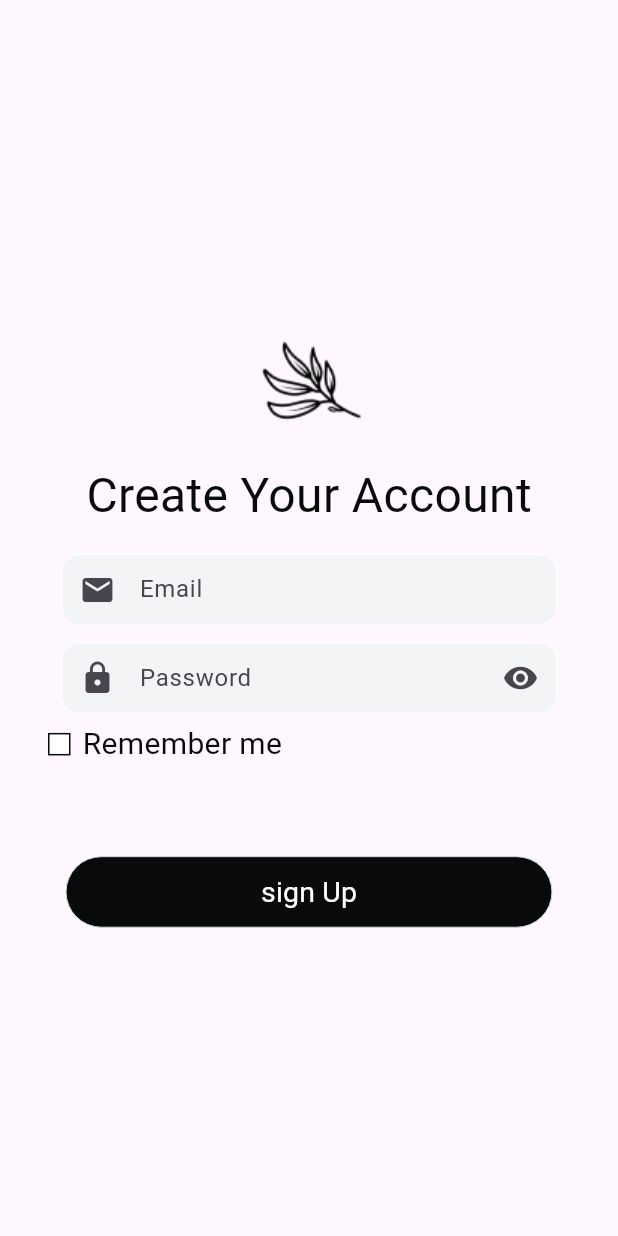
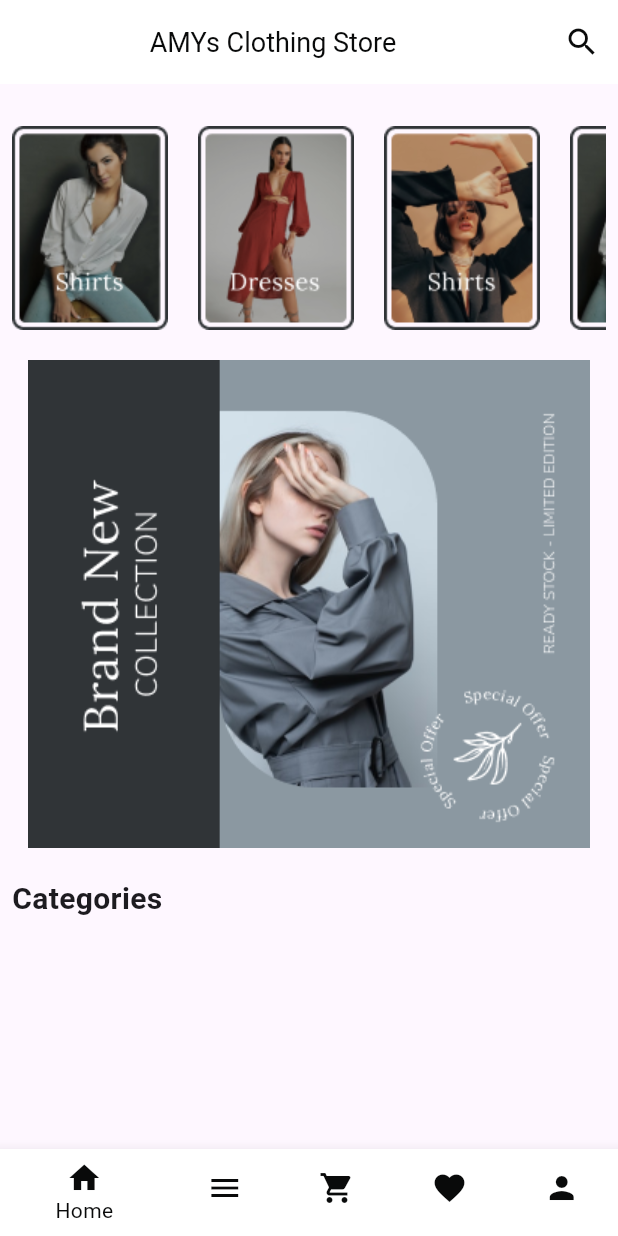
Before and after one commit to raji2004/sen331_project, a Flutter app: the screen it shows after launch, on a phone screen of 412 x 824 dp. Run offline on Flutter 3.47's test engine with Material 3 defaults, Android fonts, the phone set to English and light mode, and no system bars; our stand-ins replace pin_code_fields; Roboto replaces fonts that are missing (Satoshi).

Commit message:
home page in progress

```diff
--- a/lib/main.dart
+++ b/lib/main.dart
@@ -1,6 +1,7 @@
 import 'package:flutter/material.dart';
 
 import 'pages/pages.dart';
+import 'widget/widget.dart';
 
 void main() {
   runApp(const MainApp());
@@ -12,7 +13,7 @@ class MainApp extends StatelessWidget {
   @override
   Widget build(BuildContext context) {
     return const MaterialApp(
-      home: LoginPage(),
+      home: BottomNavBar(),
       debugShowCheckedModeBanner: false,
     );
   }
--- /dev/null
+++ b/lib/pages/home_page.dart
@@ -0,0 +1,76 @@
+import 'package:flutter/material.dart';
+import '../widget/widget.dart';
+import '../utils/utils.dart';
+
+class Home extends StatelessWidget {
+  const Home({super.key});
+  @override
+  Widget build(BuildContext context) {
+    return Scaffold(
+      appBar: AppBar(
+        title: const Center(child: MyText('AMYs Clothing Store')),
+        backgroundColor: Primary.white,
+        actions: [
+          IconButton(
+            icon: const Icon(Icons.search),
+            onPressed: () {},
+            color: Primary.black,
+          ),
+        ],
+        shadowColor: Primary.white,
+      ),
+      body: const Padding(
+        padding: EdgeInsets.all(8.0),
+        child: SingleChildScrollView(
+          child: Column(
+            crossAxisAlignment: CrossAxisAlignment.center,
+            children: [
+              SizedBox(height: 20),
+              Categories(),
+              SizedBox(height: 20),
+              Image(image: AssetImage('assets/img/hero.png')),
+              SizedBox(height: 20),
+              Heading(text: "Categories")
+            ],
+          ),
+        ),
+      ),
+    );
+  }
+}
+
+class Categories extends StatelessWidget {
+  const Categories({
+    super.key,
+  });
+
+  @override
+  Widget build(BuildContext context) {
+    return const SingleChildScrollView(
+      scrollDirection: Axis.horizontal,
+      child: Row(
+        children: [
+          Image(image: AssetImage('assets/img/cloth1.png')),
+          SizedBox(width: 20),
+          Image(image: AssetImage('assets/img/cloth2.png')),
+          SizedBox(width: 20),
+          Image(image: AssetImage('assets/img/cloth3.png')),
+          SizedBox(width: 20),
+          Image(image: AssetImage('assets/img/cloth1.png')),
+          SizedBox(width: 20),
+          Image(image: AssetImage('assets/img/cloth3.png')),
+          SizedBox(width: 20),
+          Image(image: AssetImage('assets/img/cloth1.png')),
+          SizedBox(width: 20),
+          Image(image: AssetImage('assets/img/cloth3.png')),
+          SizedBox(width: 20),
+          Image(image: AssetImage('assets/img/cloth1.png')),
+          SizedBox(width: 20),
+          Image(image: AssetImage('assets/img/cloth3.png')),
+          Image(image: AssetImage('assets/img/cloth1.png')),
+          SizedBox(width: 20),
+        ],
+      ),
+    );
+  }
+}
--- a/lib/pages/login_page.dart
+++ b/lib/pages/login_page.dart
@@ -38,7 +38,16 @@ class LoginPage extends StatelessWidget {
                 child: CheckBox("Remember me"),
               ),
               const SizedBox(height: 60),
-              Button(text: "sign Up", onPressed: () {},backgroundColor: Primary.black,),
+              Button(
+                text: "sign Up",
+                onPressed: () {
+                  Navigator.push(
+                  context,
+                  MaterialPageRoute(builder: (context) => const BottomNavBar()),
+                );
+                },
+                backgroundColor: Primary.black,
+              ),
             ],
           ),
         ),
--- a/lib/pages/pages.dart
+++ b/lib/pages/pages.dart
@@ -1,2 +1,3 @@
 export './registration_page.dart';
 export './login_page.dart';
+export './home_page.dart';
--- a/lib/pages/registration_page.dart
+++ b/lib/pages/registration_page.dart
@@ -1,6 +1,7 @@
 import 'package:flutter/material.dart';
 import '../widget/widget.dart';
 import '../utils/utils.dart';
+import './login_page.dart';
 
 class RegistrationPage extends StatelessWidget {
   const RegistrationPage({
@@ -56,7 +57,12 @@ class RegistrationPage extends StatelessWidget {
             const SizedBox(height: 30),
             Button(
               text: "sign in with us",
-              onPressed: () {},
+              onPressed: () {
+                Navigator.push(
+                  context,
+                  MaterialPageRoute(builder: (context) => const LoginPage()),
+                );
+              },
               backgroundColor: Primary.black,
               horizontal: 110,
             )
--- /dev/null
+++ b/lib/widget/bottom_nav_bar.dart
@@ -0,0 +1,87 @@
+import 'package:flutter/material.dart';
+import '../utils/utils.dart';
+import '../pages/pages.dart';
+
+class BottomNavBar extends StatefulWidget {
+  const BottomNavBar({super.key});
+  @override
+  State<BottomNavBar> createState() => _BottomNavBarState();
+}
+
+class _BottomNavBarState extends State<BottomNavBar> {
+  int _selectedIndex = 0;
+  static const List<Widget> _pages = <Widget>[
+   Home(),
+    Text('Search Page',
+        style: TextStyle(fontSize: 35, fontWeight: FontWeight.bold)),
+    Text('Cart Page',
+        style: TextStyle(fontSize: 35, fontWeight: FontWeight.bold)),
+    Text('Favourite Page',
+        style: TextStyle(fontSize: 35, fontWeight: FontWeight.bold)),
+    Text('Profile Page',
+        style: TextStyle(fontSize: 35, fontWeight: FontWeight.bold)),
+  ];
+
+  void _onItemTap(int index) {
+    setState(() {
+      _selectedIndex = index;
+    });
+  }
+
+  @override
+  Widget build(BuildContext context) {
+    return Scaffold(
+      body: Center(
+        child: _pages.elementAt(_selectedIndex),
+      ),
+      bottomNavigationBar: BottomNavigationBar(
+        backgroundColor: Primary.black,
+        items: const <BottomNavigationBarItem>[
+          BottomNavigationBarItem(
+            icon: Icon(
+              Icons.home,
+              color: Primary.black,
+            ),
+            label: 'Home',
+            backgroundColor: Primary.white,
+          ),
+          BottomNavigationBarItem(
+            icon: Icon(
+              Icons.menu,
+              color: Primary.black,
+            ),
+            label: 'Catalog',
+            backgroundColor: Primary.white,
+          ),
+          BottomNavigationBarItem(
+            icon: Icon(
+              Icons.shopping_cart,
+              color: Primary.black,
+            ),
+            label: 'Cart',
+            backgroundColor: Primary.white,
+          ),
+          BottomNavigationBarItem(
+            icon: Icon(
+              Icons.favorite,
+              color: Primary.black,
+            ),
+            label: 'Favorite',
+            backgroundColor: Primary.white,
+          ),
+          BottomNavigationBarItem(
+            icon: Icon(
+              Icons.person,
+              color: Primary.black,
+            ),
+            label: 'Profile',
+            backgroundColor: Primary.white,
+          ),
+        ],
+        currentIndex: _selectedIndex,
+        selectedItemColor: Primary.black,
+        onTap: _onItemTap,
+      ),
+    );
+  }
+}
--- /dev/null
+++ b/lib/widget/heading.dart
@@ -0,0 +1,23 @@
+import 'package:flutter/material.dart';
+
+class Heading extends StatelessWidget {
+  final String text;
+  const Heading({
+    super.key,
+    required this.text,
+  });
+
+  @override
+  Widget build(BuildContext context) {
+    return Align(
+      child: Text(
+        text,
+        style: TextStyle(
+          fontSize: 20,
+          fontWeight: FontWeight.w600,
+        ),
+      ),
+      alignment: Alignment.centerLeft,
+    );
+  }
+}
--- a/lib/widget/widget.dart
+++ b/lib/widget/widget.dart
@@ -5,3 +5,5 @@ export './text.dart';
 export './input_box.dart';
 export './check_box.dart';
 export './pin_code_bar.dart';
+export './bottom_nav_bar.dart';
+export './heading.dart';
--- a/pubspec.yaml
+++ b/pubspec.yaml
@@ -23,3 +23,7 @@ flutter:
     - assets/icons/google.png
     - assets/icons/facebook.png
     - assets/icons/apple.png
+    - assets/img/cloth1.png
+    - assets/img/cloth2.png
+    - assets/img/cloth3.png
+    - assets/img/hero.png
```
Also changed, not shown: assets/img/cloth1.png (added), assets/img/cloth2.png (added), assets/img/cloth3.png (added), assets/img/hero.png (added).
